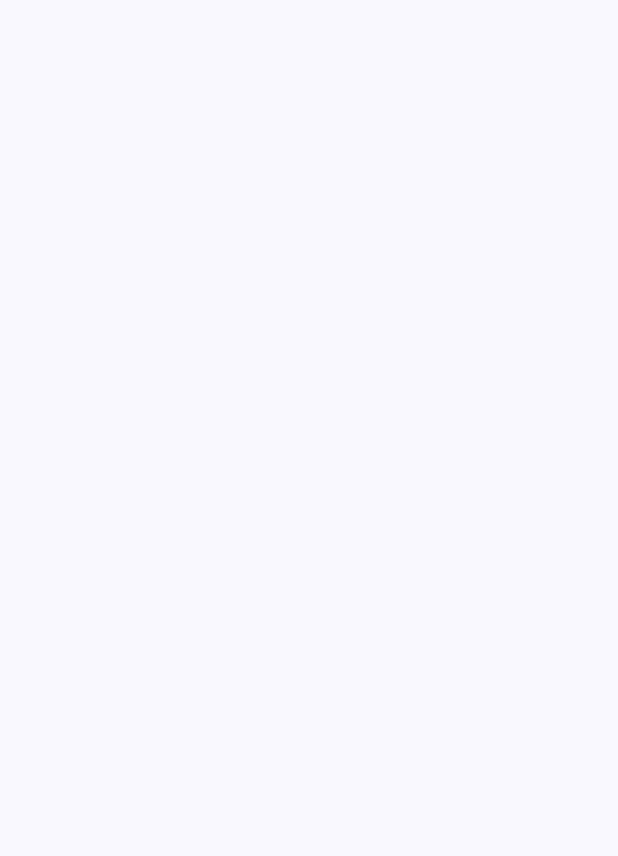
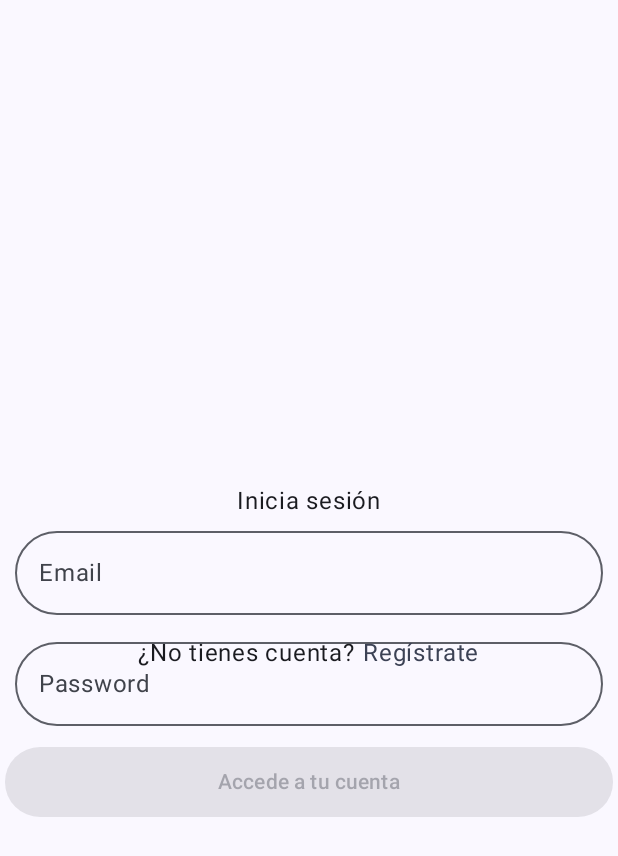
Before and after one commit to reethfx/ReethCast-app, an Android app built with Jetpack Compose: the MainScreen screen opened through its navigation route, on a phone screen of 412 x 824 dp. Before the commit the part shown is empty. Shown: the top 856 px of the screen. Run offline under Robolectric (Android 15) with nearby library versions, the phone set to English and light mode, and no system bars.

Commit message:
Login Form update

```diff
--- a/app/src/main/java/com/hbg/reethcast/screens/MainScreen.kt
+++ b/app/src/main/java/com/hbg/reethcast/screens/MainScreen.kt
@@ -10,7 +10,7 @@ import kotlinx.coroutines.delay
 @Composable
 fun MainScreen(navController: NavController) {
     LaunchedEffect(key1 = true) {
-        delay(3500L)
+        delay(1200L)
         navController.navigate(ReethcastScreens.LoginScreen.name)
     }
 }
--- a/app/src/main/java/com/hbg/reethcast/screens/login/LoginScreen.kt
+++ b/app/src/main/java/com/hbg/reethcast/screens/login/LoginScreen.kt
@@ -2,29 +2,41 @@
 
 package com.hbg.reethcast.screens.login
 
+import android.annotation.SuppressLint
 import android.inputmethodservice.Keyboard
+import android.util.Log
 import androidx.compose.foundation.background
+import androidx.compose.foundation.clickable
 import androidx.compose.foundation.layout.Arrangement
 import androidx.compose.foundation.layout.Column
+import androidx.compose.foundation.layout.Row
+import androidx.compose.foundation.layout.Spacer
 import androidx.compose.foundation.layout.fillMaxSize
 import androidx.compose.foundation.layout.fillMaxWidth
+import androidx.compose.foundation.layout.height
 import androidx.compose.foundation.layout.padding
+import androidx.compose.foundation.shape.CircleShape
 import androidx.compose.foundation.text.KeyboardOptions
 import androidx.compose.material.icons.Icons
 import androidx.compose.material.icons.filled.Visibility
 import androidx.compose.material.icons.filled.VisibilityOff
+import androidx.compose.material3.Button
 import androidx.compose.material3.Icon
 import androidx.compose.material3.IconButton
+import androidx.compose.material3.MaterialTheme
 import androidx.compose.material3.OutlinedTextField
 import androidx.compose.material3.Surface
 import androidx.compose.material3.Text
 import androidx.compose.runtime.Composable
 import androidx.compose.runtime.MutableState
 import androidx.compose.runtime.mutableStateOf
+import androidx.compose.runtime.remember
 import androidx.compose.runtime.saveable.rememberSaveable
 import androidx.compose.ui.Alignment
+import androidx.compose.ui.ExperimentalComposeUiApi
 import androidx.compose.ui.Modifier
 import androidx.compose.ui.graphics.Color
+import androidx.compose.ui.platform.LocalSoftwareKeyboardController
 import androidx.compose.ui.text.input.KeyboardType
 import androidx.compose.ui.text.input.PasswordVisualTransformation
 import androidx.compose.ui.text.input.VisualTransformation
@@ -51,20 +63,44 @@ fun LoginScreen(navController: NavHostController) {
                 UserForm(
                     isCreateAccount = false
                 ) { email, password ->
+                   Log.d("ReethCast", "Logged with $email and $password")
                 }
             } else {
                 Text(text = "Crea una cuenta")
                 UserForm(
                     isCreateAccount = true
                 ) { email, password ->
+                    Log.d("ReethCast", "Account created with $email and $password")
+
                 }
             }
         }
+        Spacer(modifier = Modifier.height(15.dp))
+        Row (
+            horizontalArrangement = Arrangement.Center,
+            verticalAlignment = Alignment.CenterVertically
+        ) {
+            val text1 =
+                if (showLoginForm.value) "¿No tienes cuenta?"
+                else "¿Ya tienes cuenta?"
 
+            val text2 =
+                if (showLoginForm.value) "Regístrate"
+                else "Inicia sesión"
+            Text(text = text1)
+            Text(text = text2,
+                modifier = Modifier
+                    .clickable { showLoginForm.value = !showLoginForm.value }
+                    .padding(start = 5.dp),
+                color = MaterialTheme.colorScheme.secondary
+            )
+        }
     }
 }
 
 
+@OptIn(ExperimentalComposeUiApi::class)
+@SuppressLint("RememberReturnType")
 @Composable
 fun UserForm(
  isCreateAccount: Boolean = false,
@@ -79,7 +115,11 @@ fun UserForm(
     val passwordVisible = rememberSaveable {
         mutableStateOf(false)
     }
-
+    val validated = remember(email.value, password.value){
+        email.value.trim().isNotEmpty() &&
+                password.value.trim().isNotEmpty()
+    }
+    val keyboardController = LocalSoftwareKeyboardController.current
     Column(horizontalAlignment = Alignment.CenterHorizontally){
         EmailInput(
             emailState = email
@@ -89,7 +129,36 @@ fun UserForm(
             labelId = "Password",
             passwordVisible = passwordVisible
         )
+        SubmitButton(
+            textId = if (isCreateAccount) "Crear cuenta" else "Accede a tu cuenta",
+            validatedInput = validated
+        ){
+            onDone(email.value.trim(), password.value.trim())
+            keyboardController?.hide()
+        }
     }
+}
+
+@Composable
+fun SubmitButton(
+    textId: String,
+    validatedInput: Boolean,
+    onConfirm: () ->Unit
+) {
+    Button(onClick = onConfirm,
+        modifier = Modifier
+            .padding(3.dp)
+            .fillMaxWidth(),
+        shape = CircleShape,
+        enabled = validatedInput,
+    ) {
+        Text(text = textId,
+            modifier = Modifier
+                .padding(5.dp)
+        )
+
+    }
+
 }
 
 @Composable
@@ -113,7 +182,8 @@ fun PasswordInput(
         modifier = Modifier
             .padding(bottom = 10.dp, start = 10.dp, end = 10.dp)
             .fillMaxWidth(),
-        visualTransformation = visualTransformation,
+        shape = CircleShape,
+                visualTransformation = visualTransformation,
         trailingIcon = {
             if (passwordState.value.isNotBlank()){
                 PasswordVisibleIcon(passwordVisible)
@@ -149,7 +219,8 @@ fun EmailInput(
     InputField(
         valueState = emailState,
         labelId = labelId,
-        keyboardType = KeyboardType.Email
+        keyboardType = KeyboardType.Email,
+
     )
 }
 
@@ -168,6 +239,7 @@ fun InputField(
         modifier = Modifier
             .padding(bottom = 10.dp, start = 10.dp, end = 10.dp)
             .fillMaxWidth(),
+        shape = CircleShape,
         keyboardOptions = KeyboardOptions(
             keyboardType = keyboardType
         )
```
